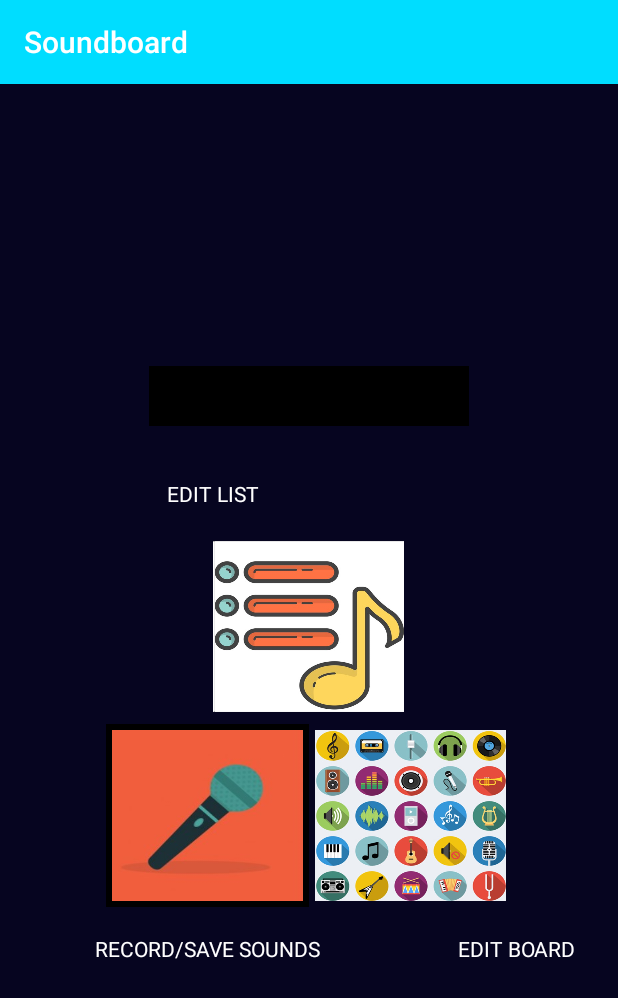
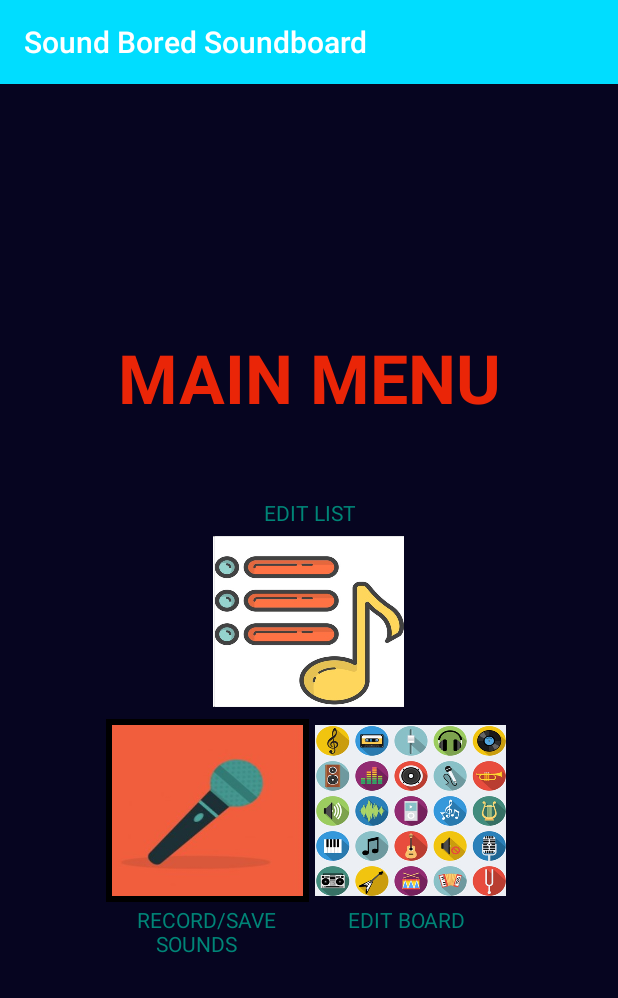
Before and after one commit to jackweatherford/cs370_project, an Android app: the screen it shows after launch (MainActivity), on a phone screen of 412 x 824 dp. Shown: the top 998 px of the screen. Run offline under Robolectric (Android 15) with nearby library versions, the phone set to English and light mode, and no system bars.

Commit message:
working on layout, committing often this time around

```diff
--- a/app/src/main/AndroidManifest.xml
+++ b/app/src/main/AndroidManifest.xml
@@ -5,7 +5,7 @@
     <application
         android:allowBackup="true"
         android:icon="@mipmap/ic_launcher"
-        android:label="@string/app_name"
+        android:label="Sound Bored Soundboard"
         android:roundIcon="@mipmap/ic_launcher_round"
         android:supportsRtl="true"
         android:theme="@style/AppTheme">
--- a/app/src/main/res/layout/activity_main.xml
+++ b/app/src/main/res/layout/activity_main.xml
@@ -10,49 +10,54 @@
     <LinearLayout
         android:id="@+id/baseLayout"
         android:layout_width="match_parent"
-        android:layout_height="match_parent"
+        android:layout_height="700dp"
+        android:layout_marginBottom="8dp"
+        android:gravity="center"
         android:orientation="vertical"
-        android:gravity="center"
-        tools:layout_editor_absoluteX="82dp"
-        tools:layout_editor_absoluteY="10dp"
-        tools:ignore="MissingConstraints">
+        app:layout_constraintBottom_toBottomOf="parent"
+        app:layout_constraintTop_toTopOf="parent"
+        tools:ignore="MissingConstraints"
+        tools:layout_editor_absoluteX="82dp">
 
         <LinearLayout
             android:id="@+id/layoutMainMenu"
-            android:layout_width="wrap_content"
-            android:layout_height="75dp"
+            android:layout_width="match_parent"
+            android:layout_height="50dp"
             android:layout_gravity="top|center_vertical|center"
             android:layout_marginTop="10dp"
+            android:layout_marginBottom="25dp"
             android:gravity="top|center_horizontal"
-            android:orientation="horizontal">
+            android:orientation="horizontal"
+            android:visibility="visible">
 
             <TextView
                 android:id="@+id/textMainMenu"
                 android:layout_width="match_parent"
-                android:layout_height="40dp"
-                android:layout_marginTop="0dp"
-                android:background="@android:color/black"
+                android:layout_height="45dp"
+                android:gravity="bottom"
                 android:text="@string/main_menu"
                 android:textAlignment="center"
-                android:textSize="38dp"
+                android:textColor="@color/colorAccent"
+                android:textSize="45sp"
                 android:textStyle="bold" />
         </LinearLayout>
 
         <LinearLayout
             android:id="@+id/layoutTextTopButtons"
-            android:layout_width="263dp"
+            android:layout_width="match_parent"
             android:layout_height="wrap_content"
             android:layout_gravity="bottom|center"
             android:orientation="horizontal">
 
             <TextView
                 android:id="@+id/textEdit"
-                android:layout_width="135dp"
+                android:layout_width="match_parent"
                 android:layout_height="39dp"
+                android:layout_marginBottom="4dp"
+                android:gravity="bottom"
                 android:text="EDIT LIST"
                 android:textAlignment="center"
-                android:textColor="@android:color/white"
-                android:textColorLink="@android:color/white"
+                android:textColor="@color/colorPrimary"
                 android:visibility="visible" />
 
         </LinearLayout>
@@ -116,32 +121,33 @@
             android:id="@+id/layoutTextBottomButtons"
             android:layout_width="match_parent"
             android:layout_height="wrap_content"
-            android:layout_gravity="top|center"
-            android:gravity="top|center"
-            android:orientation="horizontal">
+            android:orientation="horizontal"
+            android:gravity="center"
+            android:layout_gravity="center_horizontal">
 
 
             <TextView
                 android:id="@+id/textRecord"
-                android:layout_width="135dp"
-                android:layout_height="37dp"
+                android:layout_width="150dp"
+                android:layout_height="39dp"
+                android:layout_marginLeft="10dp"
                 android:layout_marginBottom="4dp"
-                android:layout_weight="1"
-                android:gravity="bottom|center"
+                android:gravity="top|center"
                 android:paddingTop="4dp"
                 android:text="@string/record_save_sounds"
                 android:textAlignment="center"
-                android:textColor="@android:color/white" />
+                android:textColor="@color/colorPrimary" />
 
 
             <TextView
-                android:id="@+id/textView4"
-                android:layout_width="135dp"
+                android:id="@+id/textEditBoard"
+                android:layout_width="150dp"
                 android:layout_height="39dp"
+                android:layout_marginRight="10dp"
+                android:text="@string/edit_boar"
+                android:textAlignment="center"
+                android:textColor="@color/colorPrimary" />
 
-                android:text="EDIT BOARD"
-                android:textAlignment="center"
-                android:textColor="@android:color/white" />
         </LinearLayout>
 
         <LinearLayout
--- a/app/src/main/res/values/colors.xml
+++ b/app/src/main/res/values/colors.xml
@@ -1,7 +1,7 @@
 <?xml version="1.0" encoding="utf-8"?>
 <resources>
     <color name="colorPrimary">#008577</color>
-    <color name="colorPrimaryDark">#000000</color>
-    <color name="colorAccent">#D81B60</color>
+    <color name="colorPrimaryDark">#050421</color>
+    <color name="colorAccent">#ea2507</color>
     <color name="background_material_light">#060520</color>
 </resources>
--- a/app/src/main/res/values/strings.xml
+++ b/app/src/main/res/values/strings.xml
@@ -1,5 +1,6 @@
 <resources>
     <string name="app_name">Soundboard</string>
-    <string name="record_save_sounds">RECORD/SAVE SOUNDS</string>
+    <string name="record_save_sounds">"    RECORD/SAVE SOUNDS"</string>
     <string name="main_menu">MAIN MENU</string>
+    <string name="edit_boar">"EDIT BOARD      "</string>
 </resources>
--- a/app/src/main/res/values/styles.xml
+++ b/app/src/main/res/values/styles.xml
@@ -8,6 +8,10 @@
         <item name="colorPrimaryDark">@color/colorPrimaryDark</item>
         <item name="colorAccent">@color/colorAccent</item>
         <item name="android:colorBackground">@color/background_material_light</item>
+        <item name="android:navigationBarColor">@android:color/background_dark</item>
+        <item name="android:statusBarColor">@android:color/holo_blue_bright</item>
+        <item name="android:textColorPrimary">@android:color/holo_blue_bright</item>
+        <item name="android:textColorSecondary">@color/colorAccent</item>
     </style>
 
 </resources>
```
